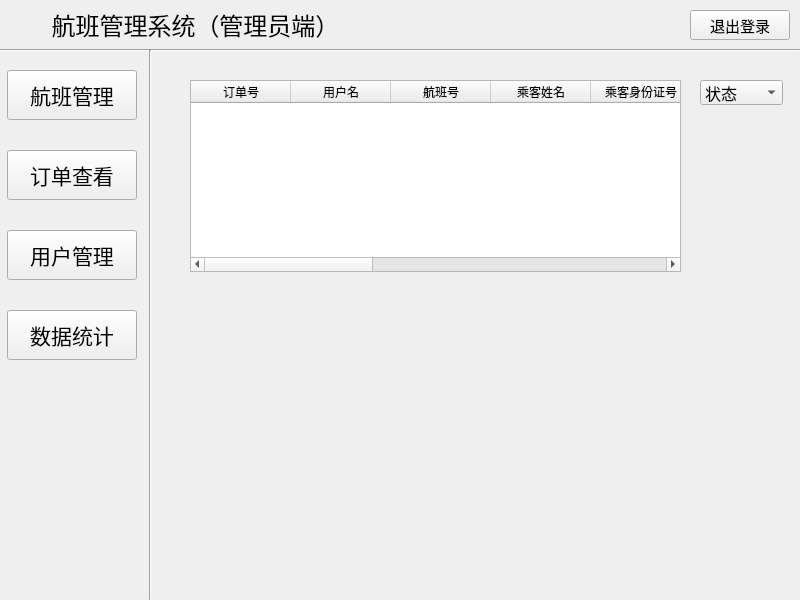
Above: AdminMainWindow.ui from ImmortalWatcher/Flient_Management before the change. Below: the same form after it.
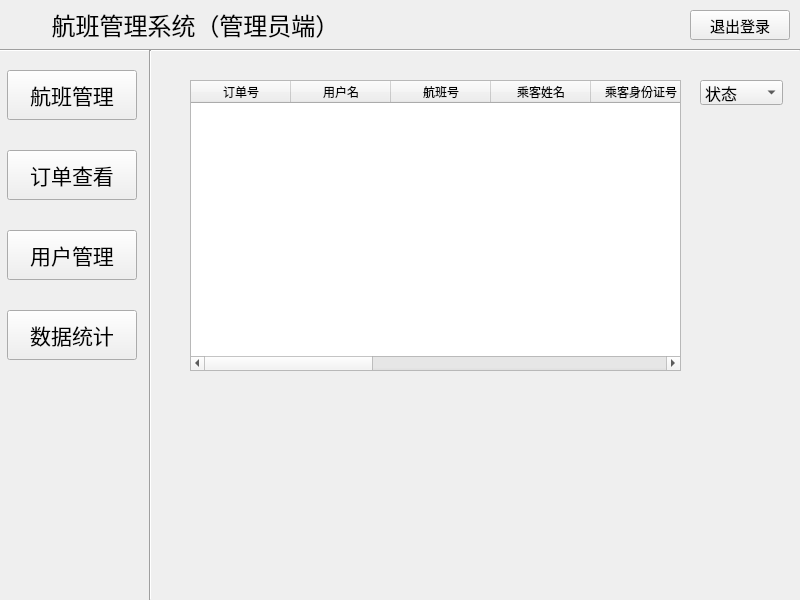
That is the form after the change. The open tabs and pages were chosen to show the change. Icons and pictures are not drawn.

Commit message:
修复了管理员端用户信息的显示问题，但是订单信息仍存在问题
根据状态筛选订单的功能有待完善，数据库里压根没有order_status 这个字段，绷不住了

What changed in the file:
```diff
--- a/AdminMainWindow.ui
+++ b/AdminMainWindow.ui
@@ -551,7 +551,7 @@
         <x>40</x>
         <y>30</y>
         <width>491</width>
-        <height>192</height>
+        <height>291</height>
        </rect>
       </property>
       <column>
```
Left out of the diff: 2 changed lines with no effect on the pictures. The commit also changes 1 other file.
